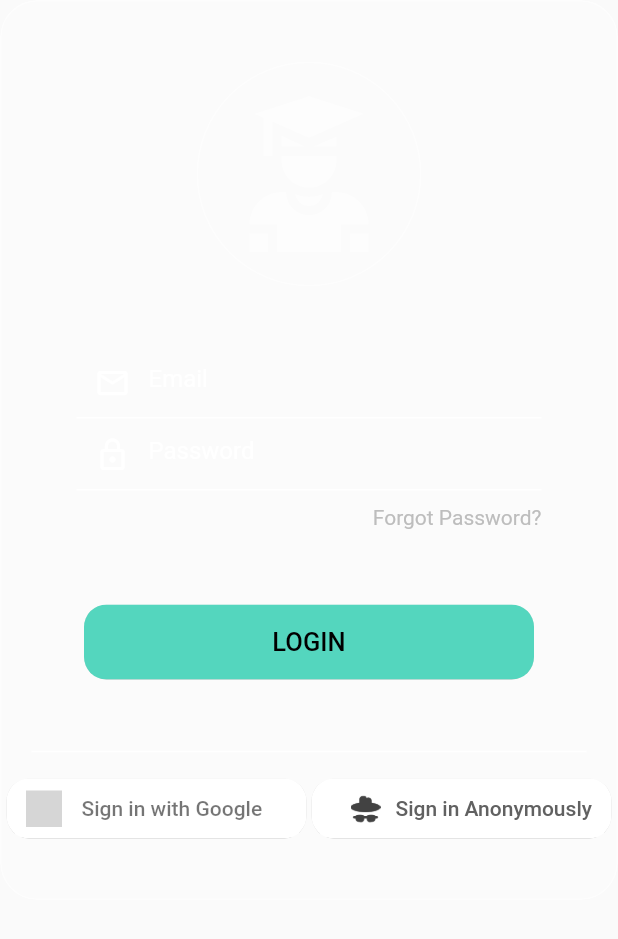
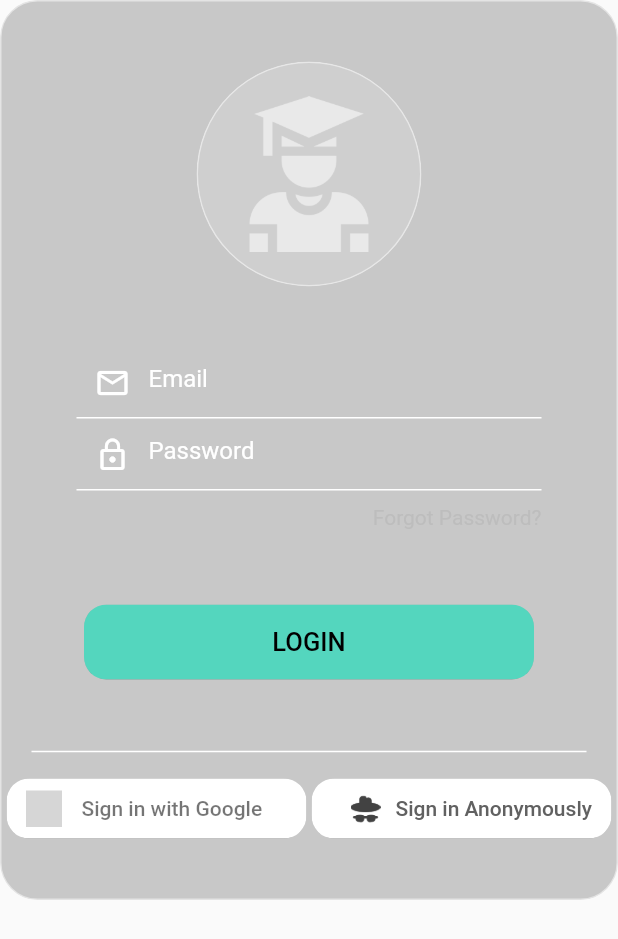
Before and after one commit to junaid-16/agrivigilance, a Flutter app: the SignInWidget widget shown alone on an empty page, opened directly, on a phone screen of 412 x 824 dp. Shown: the top 939 px of the screen. Run offline on Flutter 3.47's test engine with Material 2 defaults, Android fonts, the phone set to English and light mode, and no system bars; our stand-ins replace cloud_firestore, firebase_auth, flutter_signin_button, google_fonts, google_sign_in, syncfusion_flutter_charts; accounts and stored records are empty; grey boxes are pictures that could not be loaded.

Commit message:
updated color for sign in form

```diff
--- a/lib/authentication/ui/views/authentication/sign_in/sign_in_view.dart
+++ b/lib/authentication/ui/views/authentication/sign_in/sign_in_view.dart
@@ -68,7 +68,7 @@ class SignInWidget extends StatelessWidget {
             width: 500,
             height: 600,
             decoration: new BoxDecoration(
-              color: Colors.white.withOpacity(0.15),
+              color: Colors.black.withOpacity(0.2),
               border:
                   Border.all(width: 1, color: Colors.white.withOpacity(0.5)),
               borderRadius: BorderRadius.circular(25),
```
